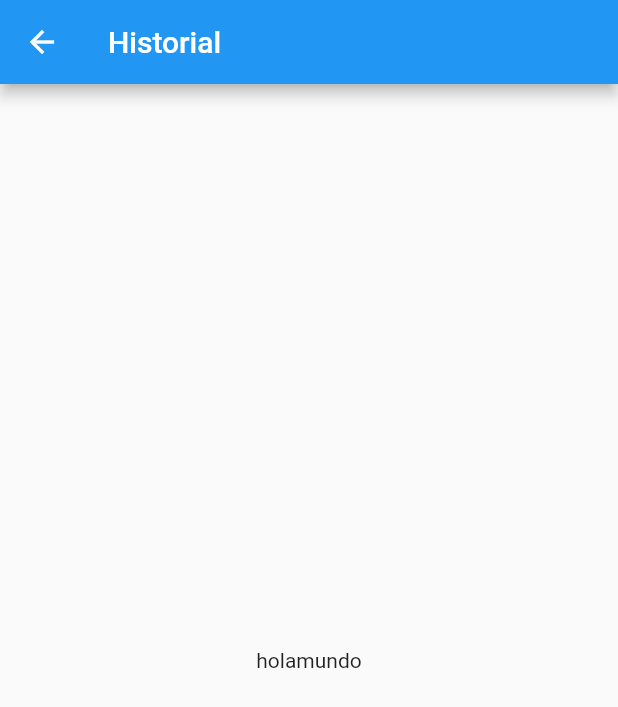
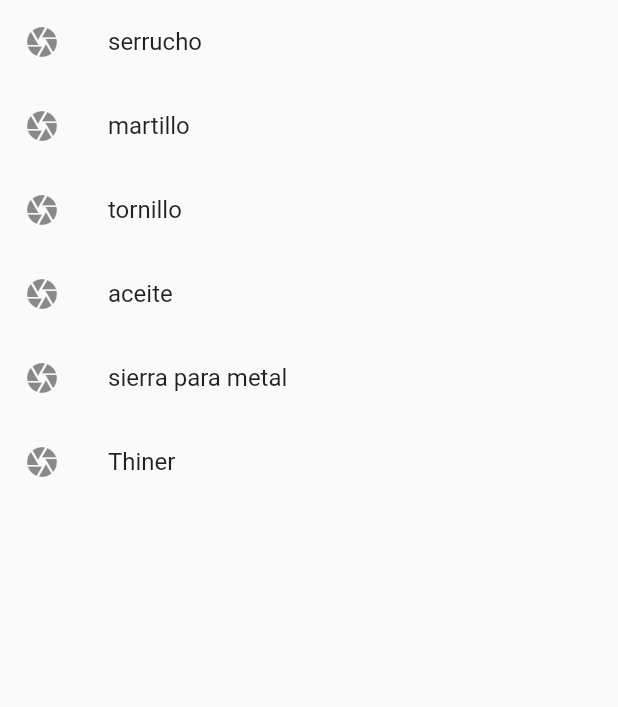
Before and after one commit to BryanJoseph1028/agnitio_app1, a Flutter app: what historial() shows on an empty page, opened directly, on a phone screen of 412 x 824 dp. Shown: the top 707 px of the screen. Run offline on Flutter 3.47's test engine with Material 2 defaults, Android fonts, the phone set to English and light mode, and no system bars; our stand-ins replace camera, image_picker; missing offline and left inert: tflite; project files that could hold a hidden picture were left out.

Commit message:
cambios3

```diff
--- a/lib/src/pages/historial_page.dart
+++ b/lib/src/pages/historial_page.dart
@@ -10,15 +10,33 @@ class historial extends StatefulWidget {
 class _historialState extends State<historial> {
   @override
   Widget build(BuildContext context) {
-    return Scaffold(
-      appBar: AppBar(
-        title: Text("Historial"),
-      ),
-      body: Center(
-        child: Container(
-          child: Text("holamundo"),
+    return ListView(
+      children: <Widget>[
+        ListTile(
+          leading: Icon(Icons.camera),
+          title: Text('serrucho'),
         ),
-      ),
+        ListTile(
+          leading: Icon(Icons.camera),
+          title: Text('martillo'),
+        ),
+        ListTile(
+          leading: Icon(Icons.camera),
+          title: Text('tornillo'),
+        ),
+        ListTile(
+          leading: Icon(Icons.camera),
+          title: Text('aceite'),
+        ),
+        ListTile(
+          leading: Icon(Icons.camera),
+          title: Text('sierra para metal'),
+        ),
+        ListTile(
+          leading: Icon(Icons.camera),
+          title: Text('Thiner'),
+        ),
+      ],
     );
   }
 }
--- a/lib/src/pages/login_page.dart
+++ b/lib/src/pages/login_page.dart
@@ -84,6 +84,7 @@ class _LoginPageState extends State<LoginPage> {
         onPressed: (){
           debugPrint("Correo Electronico"+UsernameController.text);
           debugPrint("Contraseña"+PasswordController.text);
+          Navigator.pushNamed(context, "/dashboard");
         },
         child: const SizedBox(
           width: double.infinity,
```
Also changed, not shown: lib/main.dart (+6 -5 lines), lib/src/pages/camera_page.dart (+5 -8 lines), lib/src/pages/dashboard_page.dart (+34 -7 lines).
